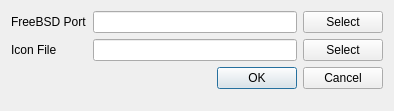
Old version of the form src-qt4/EasyPBI/newModuleDialog.ui in the repository trueos/pcbsd.
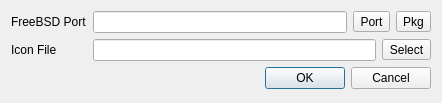
New version of the form. Icons and pictures are not drawn.

Commit message: Update EasyPBI to 2.3: Changes Include: Add ability to build from ports directly again. Add legacy port-build options to the GUI. Add item to show current package compile-time options. Add ability to create a new module from either ports/packages. Fix a bug in the default wrapper script for 10.x PBI's (container path is /usr/local/ now when running)

The edit to the form file:
```diff
--- a/src-qt4/EasyPBI/newModuleDialog.ui
+++ b/src-qt4/EasyPBI/newModuleDialog.ui
@@ -6,8 +6,8 @@
    <rect>
     <x>0</x>
     <y>0</y>
-    <width>394</width>
-    <height>111</height>
+    <width>442</width>
+    <height>103</height>
    </rect>
   </property>
   <property name="windowTitle">
@@ -34,12 +34,26 @@
       </widget>
      </item>
      <item>
-      <widget class="QPushButton" name="push_port">
-       <property name="toolTip">
-        <string>Select a port from the local FreeBSD ports tree</string>
+      <widget class="QToolButton" name="push_port">
+       <property name="text">
+        <string>Port</string>
        </property>
+       <property name="toolButtonStyle">
+        <enum>Qt::ToolButtonTextBesideIcon</enum>
+       </property>
+      </widget>
+     </item>
+     <item>
+      <widget class="QToolButton" name="push_package">
        <property name="text">
-        <string>Select</string>
+        <string>Pkg</string>
+       </property>
+       <property name="icon">
+        <iconset resource="EasyPBI.qrc">
+         <normaloff>:/png/icons/search.png</normaloff>:/png/icons/search.png</iconset>
+       </property>
+       <property name="toolButtonStyle">
+        <enum>Qt::ToolButtonTextBesideIcon</enum>
        </property>
       </widget>
      </item>
@@ -62,13 +76,16 @@
       </widget>
      </item>
      <item>
-      <widget class="QPushButton" name="push_icon">
+      <widget class="QToolButton" name="push_icon">
        <property name="toolTip">
         <string>Select a local PNG file (64x64 pixel size recommended)</string>
        </property>
        <property name="text">
         <string>Select</string>
        </property>
+       <property name="toolButtonStyle">
+        <enum>Qt::ToolButtonTextBesideIcon</enum>
+       </property>
       </widget>
      </item>
     </layout>
```
The commit also changes 11 other files.
